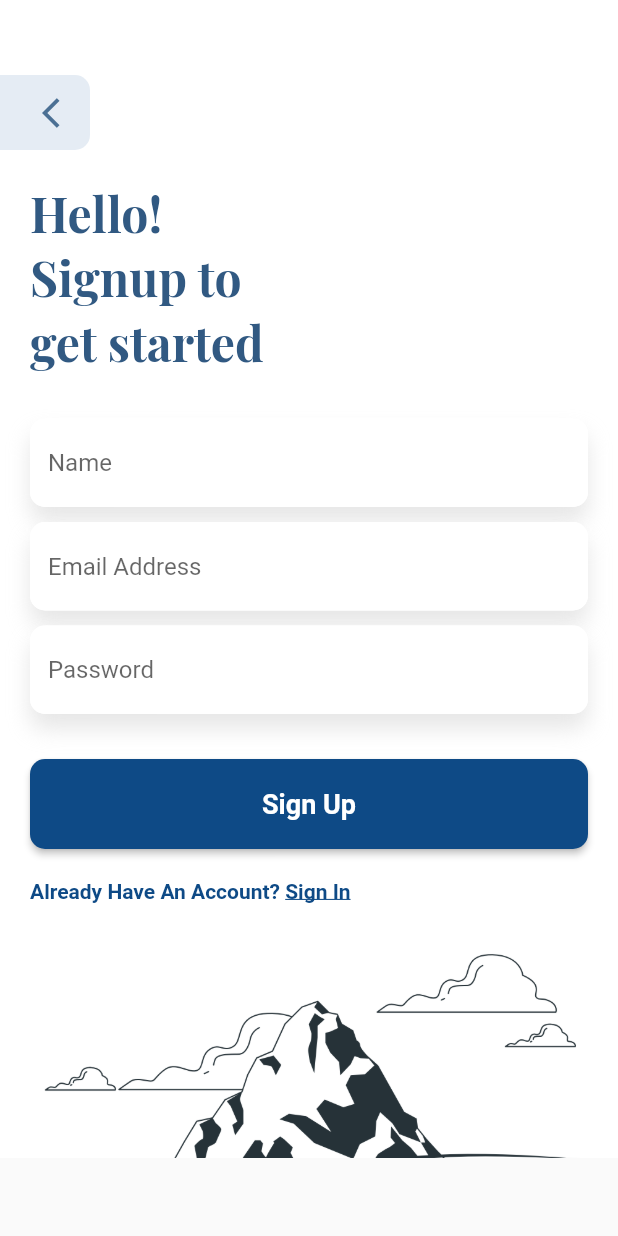
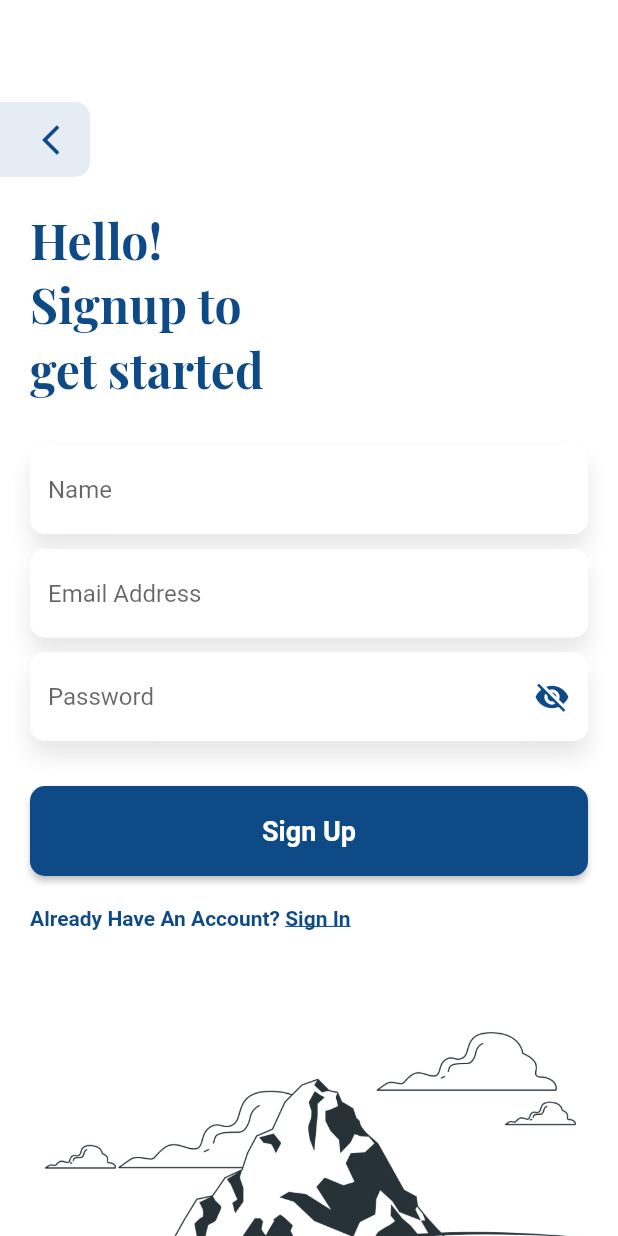
Before and after one commit to wri-9-mobile/layouting-101-assigment-riVFerd, a Flutter app: the screen it shows after launch, after a tap on "Sign In", after a tap on "Go back to Login Page", after a tap on "Sign Up", on a phone screen of 412 x 824 dp. Run offline on Flutter 3.47's test engine with Material 2 defaults, Android fonts, the phone set to English and light mode, and no system bars; drawn by our look-alikes of simple_shadow; our stand-ins replace get, google_fonts.

Commit message:
Obsecure input password

```diff
--- a/lib/pages/login_page.dart
+++ b/lib/pages/login_page.dart
@@ -15,12 +15,16 @@ class LoginPage extends StatefulWidget {
 }
 
 class _LoginPageState extends State<LoginPage> {
+  var isVisible = false;
+  var blueThemed = const Color(0xFF0e4a86);
+
   @override
   Widget build(BuildContext context) {
     return Scaffold(
       body: SingleChildScrollView(
         reverse: true,
         child: Container(
+          height: MediaQuery.of(context).size.height,
           decoration: const BoxDecoration(
             color: Colors.white,
           ),
@@ -28,9 +32,7 @@ class _LoginPageState extends State<LoginPage> {
             mainAxisAlignment: MainAxisAlignment.spaceBetween,
             crossAxisAlignment: CrossAxisAlignment.start,
             children: [
-              const SizedBox(
-                height: 70,
-              ),
+              const Spacer(),
 
               //Greeting and login form
               Padding(
@@ -45,7 +47,7 @@ class _LoginPageState extends State<LoginPage> {
                           child: Text(
                             'Hello Again!\nWelcome\nback',
                             style: GoogleFonts.playfairDisplay(
-                              color: const Color(0xFF315982),
+                              color: blueThemed,
                               fontSize: 32,
                               fontWeight: FontWeight.bold,
                             ),
@@ -92,23 +94,33 @@ class _LoginPageState extends State<LoginPage> {
                           color: Colors.grey.withOpacity(0.5),
                           offset: const Offset(0, 10),
                           child: TextFormField(
-                            decoration: const InputDecoration(
+                            decoration: InputDecoration(
                               fillColor: Colors.white,
                               filled: true,
                               hintText: 'Password',
-                              enabledBorder: OutlineInputBorder(
+                              enabledBorder: const OutlineInputBorder(
                                 borderSide: BorderSide(color: Colors.white),
                                 borderRadius: BorderRadius.all(
                                   Radius.circular(10),
                                 ),
                               ),
-                              focusedBorder: OutlineInputBorder(
+                              focusedBorder: const OutlineInputBorder(
                                 borderSide: BorderSide(color: Colors.white),
                                 borderRadius: BorderRadius.all(
                                   Radius.circular(10),
                                 ),
                               ),
+                              suffixIcon: IconButton(
+                                onPressed: () => setState(() {
+                                  isVisible = !isVisible;
+                                }),
+                                icon: Icon(isVisible
+                                    ? Icons.remove_red_eye
+                                    : Icons.visibility_off),
+                                color: blueThemed,
+                              ),
                             ),
+                            obscureText: !isVisible,
                           ),
                         ),
 
@@ -126,7 +138,7 @@ class _LoginPageState extends State<LoginPage> {
                           ),
                           style: ElevatedButton.styleFrom(
                             fixedSize: const Size(400, 60),
-                            primary: const Color(0xFF0e4a86),
+                            primary: blueThemed,
                             shape: const RoundedRectangleBorder(
                               borderRadius:
                                   BorderRadius.all(Radius.circular(10)),
@@ -142,20 +154,20 @@ class _LoginPageState extends State<LoginPage> {
                         Row(
                           mainAxisAlignment: MainAxisAlignment.spaceBetween,
                           children: [
-                            const Text(
+                            Text(
                               'Not Registered?',
                               style: TextStyle(
                                 fontWeight: FontWeight.bold,
-                                color: Color(0xFF0e4a86),
+                                color: blueThemed,
                               ),
                             ),
                             GestureDetector(
                               onTap: () => Get.toNamed(SignupPage.tag),
-                              child: const Text(
+                              child: Text(
                                 'Sign Up',
                                 style: TextStyle(
                                   fontWeight: FontWeight.bold,
-                                  color: Color(0xFF0e4a86),
+                                  color: blueThemed,
                                   decoration: TextDecoration.underline,
                                 ),
                               ),
@@ -168,9 +180,7 @@ class _LoginPageState extends State<LoginPage> {
                 ),
               ),
 
-              const SizedBox(
-                height: 100,
-              ),
+              const Spacer(),
 
               //Background image
               Center(
--- a/lib/pages/signup_page.dart
+++ b/lib/pages/signup_page.dart
@@ -3,10 +3,18 @@ import 'package:get/get.dart';
 import 'package:google_fonts/google_fonts.dart';
 import 'package:simple_shadow/simple_shadow.dart';
 
-class SignupPage extends StatelessWidget {
+class SignupPage extends StatefulWidget {
   const SignupPage({Key? key}) : super(key: key);
 
   static const tag = "/signup";
+
+  @override
+  State<SignupPage> createState() => _SignupPageState();
+}
+
+class _SignupPageState extends State<SignupPage> {
+  var blueThemed = const Color(0xFF0e4a86);
+  var isVisible = false;
 
   @override
   Widget build(BuildContext context) {
@@ -14,6 +22,7 @@ class SignupPage extends StatelessWidget {
       body: SingleChildScrollView(
         reverse: true,
         child: Container(
+          height: MediaQuery.of(context).size.height,
           decoration: const BoxDecoration(
             color: Colors.white,
           ),
@@ -21,9 +30,7 @@ class SignupPage extends StatelessWidget {
             mainAxisAlignment: MainAxisAlignment.spaceBetween,
             crossAxisAlignment: CrossAxisAlignment.start,
             children: [
-              const SizedBox(
-                height: 50,
-              ),
+              const Spacer(flex: 2),
 
               //Arrow Back Button
               GestureDetector(
@@ -39,9 +46,9 @@ class SignupPage extends StatelessWidget {
                         topRight: Radius.circular(10),
                         bottomRight: Radius.circular(10),
                       )),
-                  child: const Icon(
+                  child: Icon(
                     Icons.arrow_back_ios,
-                    color: Color(0xFF4b7094),
+                    color: blueThemed,
                   ),
                 ),
               ),
@@ -59,7 +66,7 @@ class SignupPage extends StatelessWidget {
                           child: Text(
                             'Hello!\nSignup to\nget started',
                             style: GoogleFonts.playfairDisplay(
-                              color: const Color(0xFF315982),
+                              color: blueThemed,
                               fontSize: 32,
                               fontWeight: FontWeight.bold,
                             ),
@@ -136,23 +143,33 @@ class SignupPage extends StatelessWidget {
                           color: Colors.grey.withOpacity(0.5),
                           offset: const Offset(0, 10),
                           child: TextFormField(
-                            decoration: const InputDecoration(
+                            decoration: InputDecoration(
                               fillColor: Colors.white,
                               filled: true,
                               hintText: 'Password',
-                              enabledBorder: OutlineInputBorder(
+                              enabledBorder: const OutlineInputBorder(
                                 borderSide: BorderSide(color: Colors.white),
                                 borderRadius: BorderRadius.all(
                                   Radius.circular(10),
                                 ),
                               ),
-                              focusedBorder: OutlineInputBorder(
+                              focusedBorder: const OutlineInputBorder(
                                 borderSide: BorderSide(color: Colors.white),
                                 borderRadius: BorderRadius.all(
                                   Radius.circular(10),
                                 ),
                               ),
+                              suffixIcon: IconButton(
+                                onPressed: () => setState(() {
+                                  isVisible = !isVisible;
+                                }),
+                                icon: Icon(isVisible
+                                    ? Icons.remove_red_eye
+                                    : Icons.visibility_off),
+                                color: blueThemed,
+                              ),
                             ),
+                            obscureText: !isVisible,
                           ),
                         ),
 
@@ -170,7 +187,7 @@ class SignupPage extends StatelessWidget {
                           ),
                           style: ElevatedButton.styleFrom(
                             fixedSize: const Size(400, 60),
-                            primary: const Color(0xFF0e4a86),
+                            primary: blueThemed,
                             shape: const RoundedRectangleBorder(
                               borderRadius:
                                   BorderRadius.all(Radius.circular(10)),
@@ -185,20 +202,20 @@ class SignupPage extends StatelessWidget {
                         //Go to sign in page
                         Row(
                           children: [
-                            const Text(
+                            Text(
                               'Already Have An Account? ',
                               style: TextStyle(
                                 fontWeight: FontWeight.bold,
-                                color: Color(0xFF0e4a86),
+                                color: blueThemed,
                               ),
                             ),
                             GestureDetector(
                               onTap: () => Navigator.pop(context),
-                              child: const Text(
+                              child: Text(
                                 'Sign In',
                                 style: TextStyle(
                                   fontWeight: FontWeight.bold,
-                                  color: Color(0xFF0e4a86),
+                                  color: blueThemed,
                                   decoration: TextDecoration.underline,
                                 ),
                               ),
@@ -210,6 +227,8 @@ class SignupPage extends StatelessWidget {
                   ),
                 ),
               ),
+
+              const Spacer(),
 
               //Background image
               Center(
```
